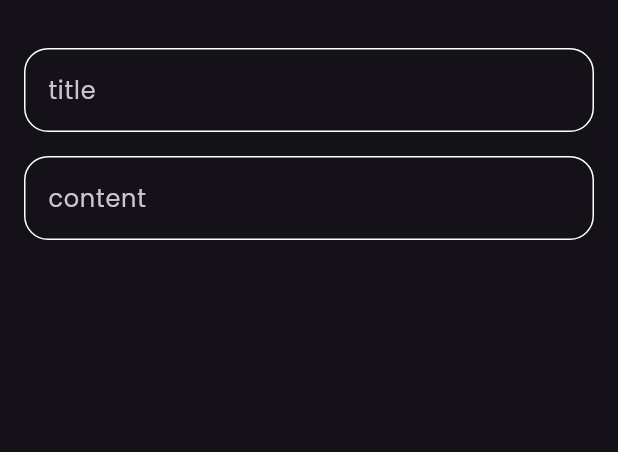
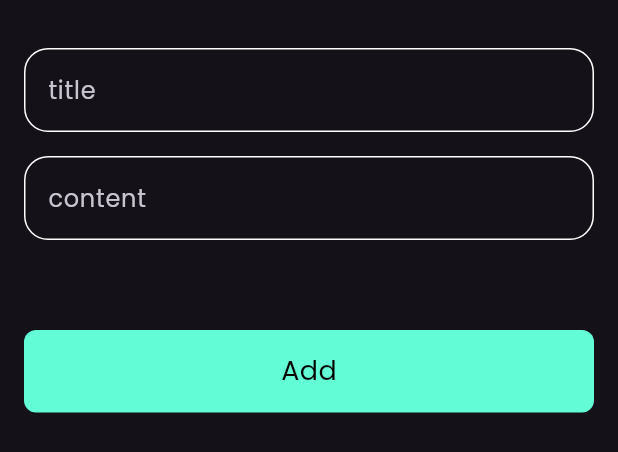
Before and after one commit to shiimm/notes_app, a Flutter app: the AddNoteBottomSheet widget shown alone on an empty page, opened directly, on a phone screen of 412 x 824 dp. Shown: the top 452 px of the screen. Run offline on Flutter 3.47's test engine with Material 3 defaults, Android fonts, the phone set to English and light mode, and no system bars; our stand-ins replace font_awesome_flutter.

Commit message:
finish nottes bottom sheet

```diff
--- a/lib/widgets/add_note_bottom_sheet.dart
+++ b/lib/widgets/add_note_bottom_sheet.dart
@@ -1,4 +1,6 @@
 import 'package:flutter/material.dart';
+import 'package:flutter/widgets.dart';
+import 'package:note_app/widgets/custom_button.dart';
 import 'package:note_app/widgets/custom_text_field.dart';
 
 class AddNoteBottomSheet extends StatelessWidget {
@@ -8,6 +10,7 @@ class AddNoteBottomSheet extends StatelessWidget {
   Widget build(BuildContext context) {
     return const Padding(
       padding: EdgeInsets.symmetric(horizontal: 16),
+      child: SingleChildScrollView(
         child: Column(
           children: [
             SizedBox(
@@ -23,7 +26,12 @@ class AddNoteBottomSheet extends StatelessWidget {
               hint: 'content',
               maxLines: 5,
             ),
+            SizedBox(
+              height: 60,
+            ),
+            CustomButton(),
           ],
+        ),
       ),
     );
   }
--- /dev/null
+++ b/lib/widgets/custom_button.dart
@@ -0,0 +1,25 @@
+import 'package:flutter/material.dart';
+import 'package:note_app/constant.dart';
+
+class CustomButton extends StatelessWidget {
+  const CustomButton({super.key});
+
+  @override
+  Widget build(BuildContext context) {
+    return Container(
+      decoration: BoxDecoration(
+          color: kPrimaryColor, borderRadius: BorderRadius.circular(8)),
+      width: MediaQuery.of(context).size.width,
+      height: 55,
+      child: const Center(
+        child: Text(
+          'Add',
+          style: TextStyle(
+            color: Colors.black,
+            fontSize: 18,
+          ),
+        ),
+      ),
+    );
+  }
+}
```
Lines whose indentation alone changed are shown as unchanged.
